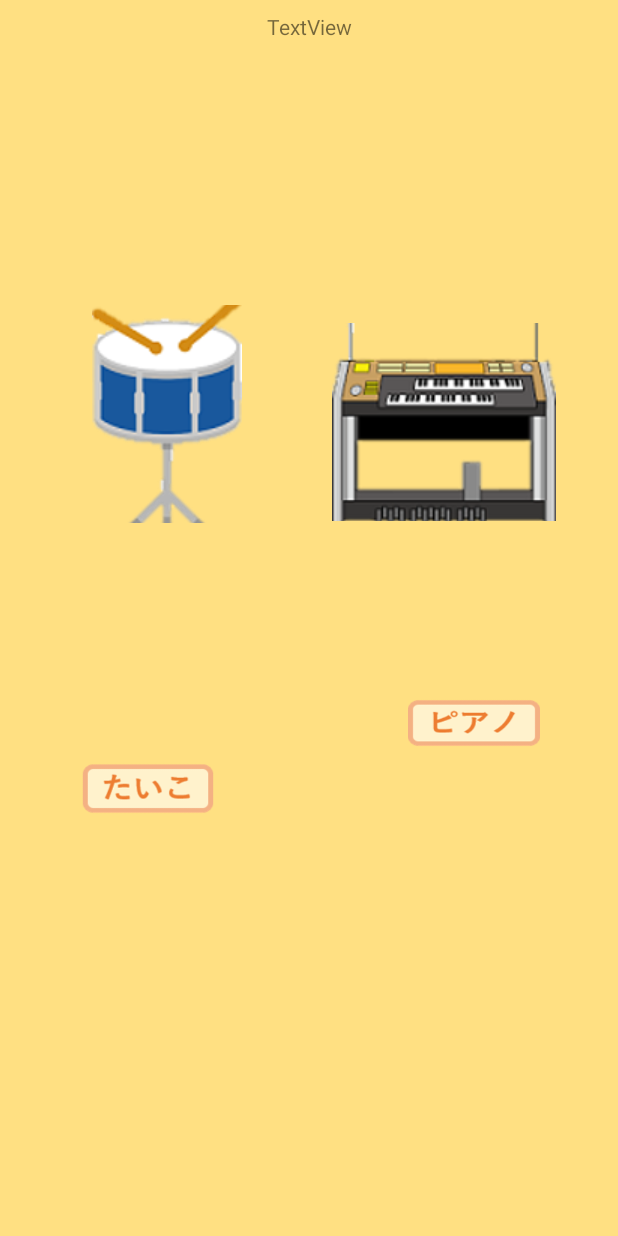
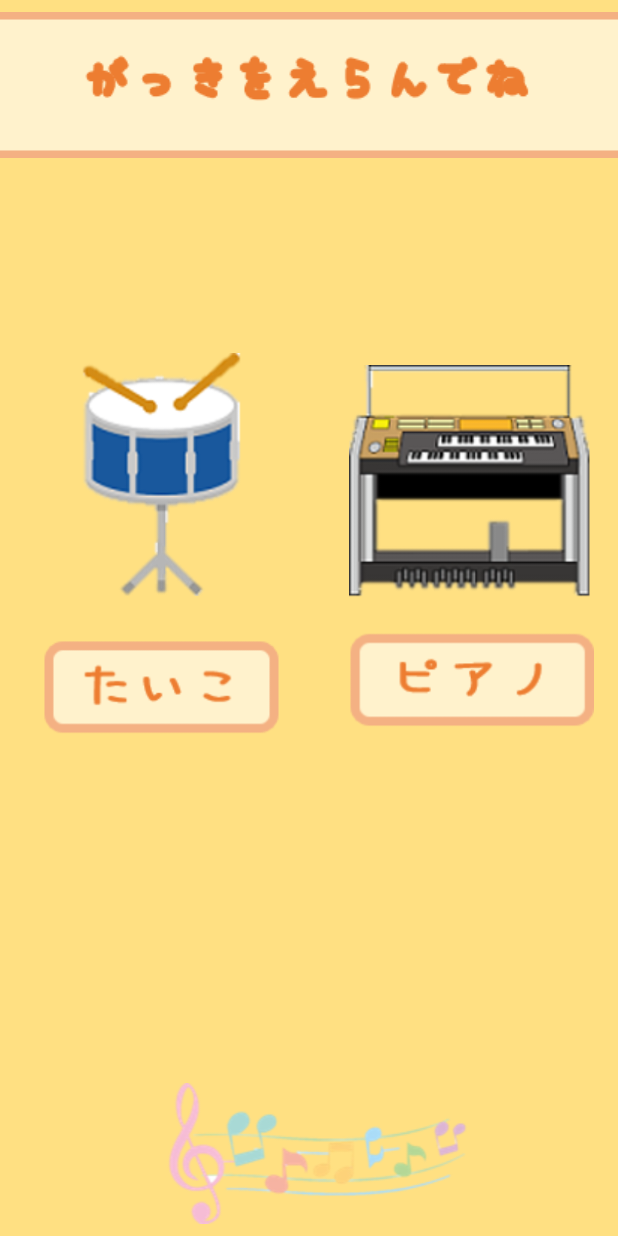
Before and after one commit to tomoki-hirai/Spajam2018, an Android app: the HomeFragment screen opened directly, with no data from a screen before it, on a phone screen of 412 x 824 dp. Run offline under Robolectric (Android 15) with nearby library versions, the phone set to English and light mode, and no system bars.

Commit message:
home completed

```diff
--- a/app/src/main/java/layout/HomeFragment.java
+++ b/app/src/main/java/layout/HomeFragment.java
@@ -1,7 +1,6 @@
 package layout;
 
 import android.content.Context;
-import android.media.MediaPlayer;
 import android.net.Uri;
 import android.os.Bundle;
 import android.support.v4.app.Fragment;
@@ -11,15 +10,8 @@ import android.view.LayoutInflater;
 import android.view.View;
 import android.view.ViewGroup;
 import android.widget.Button;
-import android.widget.ImageButton;
-import android.widget.TabHost;
 
 import com.minoru.minoru.spajam2018.MainActivity;
-import com.minoru.minoru.spajam2018.MediaManager;
-import com.minoru.minoru.spajam2018.R;
-
-import java.io.IOException;
-
 import com.minoru.minoru.spajam2018.R;
 
 /**
@@ -80,19 +72,11 @@ public class HomeFragment extends Fragment implements View.OnClickListener {
     public View onCreateView(LayoutInflater inflater, ViewGroup container,
                              Bundle savedInstanceState) {
         View view = inflater.inflate(R.layout.fragment_home, container, false);
-
-        // 画像のドラム
-        ImageButton buttonDrumVisual = (ImageButton)view.findViewById(R.id.DrumVisualButtan);
-        buttonDrumVisual.setOnClickListener(this);
         // 文字のドラム
-        Button buttonDrumTxt = (Button)view.findViewById(R.id.DrumTxtButton);
+        Button buttonDrumTxt = (Button)view.findViewById(R.id.DrumButton);
         buttonDrumTxt.setOnClickListener(this);
-
-        // 画像のピアノ
-        ImageButton buttonPianoVisual = (ImageButton)view.findViewById(R.id.PianoVisualButton);
-        buttonPianoVisual.setOnClickListener(this);
         // 文字のピアノ
-        Button buttonPianoTxt = (Button)view.findViewById(R.id.pianoTxtButton);
+        Button buttonPianoTxt = (Button)view.findViewById(R.id.PianoButton);
         buttonPianoTxt.setOnClickListener(this);
 
 
@@ -128,7 +112,7 @@ public class HomeFragment extends Fragment implements View.OnClickListener {
     public void onClick(View view) {
 
         if (view != null){
-            if (view.getId()==R.id.DrumVisualButtan||view.getId()==R.id.DrumTxtButton){
+            if (view.getId()==R.id.DrumButton){
                 Log.d(TAG,"BUTTON:DrumFragment");
                 //switch to Drum
                 DrumFragment drumFragment = new DrumFragment();
@@ -136,7 +120,7 @@ public class HomeFragment extends Fragment implements View.OnClickListener {
                 transaction.replace(R.id.container, drumFragment);
                 transaction.commit();
             }
-            if (view.getId()==R.id.PianoVisualButton||view.getId()==R.id.pianoTxtButton){
+            if (view.getId()==R.id.PianoButton){
                 Log.d(TAG,"BUTTON:PianoFragment");
                 //switch to Drum
                 PianoFragment pianoFragment = new PianoFragment();
--- a/app/src/main/res/layout/fragment_home.xml
+++ b/app/src/main/res/layout/fragment_home.xml
@@ -10,7 +10,7 @@
         android:layout_width="wrap_content"
         android:layout_height="wrap_content"
         android:orientation="vertical"
-        app:layout_constraintGuide_begin="30dp" />
+        app:layout_constraintGuide_end="384dp" />
 
     <android.support.constraint.Guideline
         android:id="@+id/guideline2"
@@ -19,60 +19,24 @@
         android:orientation="horizontal"
         app:layout_constraintGuide_begin="432dp" />
 
-    <TextView
-        android:id="@+id/textView2"
-        android:layout_width="wrap_content"
-        android:layout_height="wrap_content"
-        android:layout_marginEnd="8dp"
-        android:layout_marginStart="8dp"
-        android:layout_marginTop="8dp"
-        android:text="TextView"
-        app:layout_constraintEnd_toEndOf="parent"
-        app:layout_constraintStart_toStartOf="parent"
-        app:layout_constraintTop_toTopOf="parent" />
-
-    <ImageButton
-        android:id="@+id/DrumVisualButtan"
-        android:layout_width="139dp"
-        android:layout_height="145dp"
-        android:layout_marginTop="176dp"
-        android:background="@null"
-        app:layout_constraintEnd_toStartOf="@+id/PianoVisualButton"
-        app:layout_constraintHorizontal_bias="0.5"
-        app:layout_constraintStart_toStartOf="parent"
-        app:layout_constraintTop_toBottomOf="@+id/textView2"
-        app:srcCompat="@drawable/drum" />
-
-    <ImageButton
-        android:id="@+id/PianoVisualButton"
-        android:layout_width="149dp"
-        android:layout_height="132dp"
-        android:layout_marginTop="188dp"
-        android:background="@null"
-        app:layout_constraintEnd_toEndOf="parent"
-        app:layout_constraintHorizontal_bias="0.5"
-        app:layout_constraintStart_toEndOf="@+id/DrumVisualButtan"
-        app:layout_constraintTop_toBottomOf="@+id/textView2"
-        app:srcCompat="@drawable/piano" />
-
     <Button
-        android:id="@+id/pianoTxtButton"
-        android:layout_width="88dp"
-        android:layout_height="33dp"
+        android:id="@+id/PianoButton"
+        android:layout_width="163dp"
+        android:layout_height="247dp"
         android:layout_marginBottom="8dp"
-        android:layout_marginEnd="52dp"
-        android:layout_marginTop="28dp"
+        android:layout_marginEnd="16dp"
+        android:layout_marginTop="24dp"
         android:background="@drawable/piano_button"
         android:text=""
         app:layout_constraintBottom_toBottomOf="parent"
         app:layout_constraintEnd_toEndOf="parent"
-        app:layout_constraintTop_toBottomOf="@+id/PianoVisualButton"
-        app:layout_constraintVertical_bias="0.221" />
+        app:layout_constraintTop_toBottomOf="@+id/imageView"
+        app:layout_constraintVertical_bias="0.259" />
 
     <Button
-        android:id="@+id/DrumTxtButton"
-        android:layout_width="88dp"
-        android:layout_height="35dp"
+        android:id="@+id/DrumButton"
+        android:layout_width="158dp"
+        android:layout_height="260dp"
         android:layout_marginBottom="8dp"
         android:layout_marginEnd="8dp"
         android:layout_marginStart="8dp"
@@ -80,10 +44,37 @@
         android:background="@drawable/drum_button"
         android:text=""
         app:layout_constraintBottom_toBottomOf="parent"
-        app:layout_constraintEnd_toStartOf="@+id/pianoTxtButton"
-        app:layout_constraintHorizontal_bias="0.277"
+        app:layout_constraintEnd_toStartOf="@+id/PianoButton"
+        app:layout_constraintHorizontal_bias="0.347"
         app:layout_constraintStart_toStartOf="parent"
-        app:layout_constraintTop_toBottomOf="@+id/DrumVisualButtan"
-        app:layout_constraintVertical_bias="0.357" />
+        app:layout_constraintTop_toBottomOf="@+id/imageView"
+        app:layout_constraintVertical_bias="0.276" />
+
+    <ImageView
+        android:id="@+id/imageView"
+        android:layout_width="wrap_content"
+        android:layout_height="wrap_content"
+        android:layout_marginTop="8dp"
+        android:scaleType="centerCrop"
+        android:src="@drawable/sound_item"
+        app:layout_constraintEnd_toEndOf="parent"
+        app:layout_constraintHorizontal_bias="0.5"
+        app:layout_constraintStart_toStartOf="parent"
+        app:layout_constraintTop_toTopOf="parent" />
+
+    <ImageView
+        android:id="@+id/imageView4"
+        android:layout_width="0dp"
+        android:layout_height="wrap_content"
+        android:layout_marginBottom="8dp"
+        android:layout_marginEnd="8dp"
+        android:layout_marginStart="8dp"
+        android:layout_marginTop="8dp"
+        android:src="@drawable/under_home"
+        app:layout_constraintBottom_toBottomOf="parent"
+        app:layout_constraintEnd_toEndOf="parent"
+        app:layout_constraintStart_toStartOf="parent"
+        app:layout_constraintTop_toTopOf="parent"
+        app:layout_constraintVertical_bias="1.0" />
 
 </android.support.constraint.ConstraintLayout>
```
Also changed, not shown: app/src/main/res/layout/activity_title.xml (+28 -26 lines), app/src/main/res/drawable/drum.png, app/src/main/res/drawable/drum_button.png, app/src/main/res/drawable/piano.png, app/src/main/res/drawable/piano_button.png, app/src/main/res/drawable/titol2.png (added).
